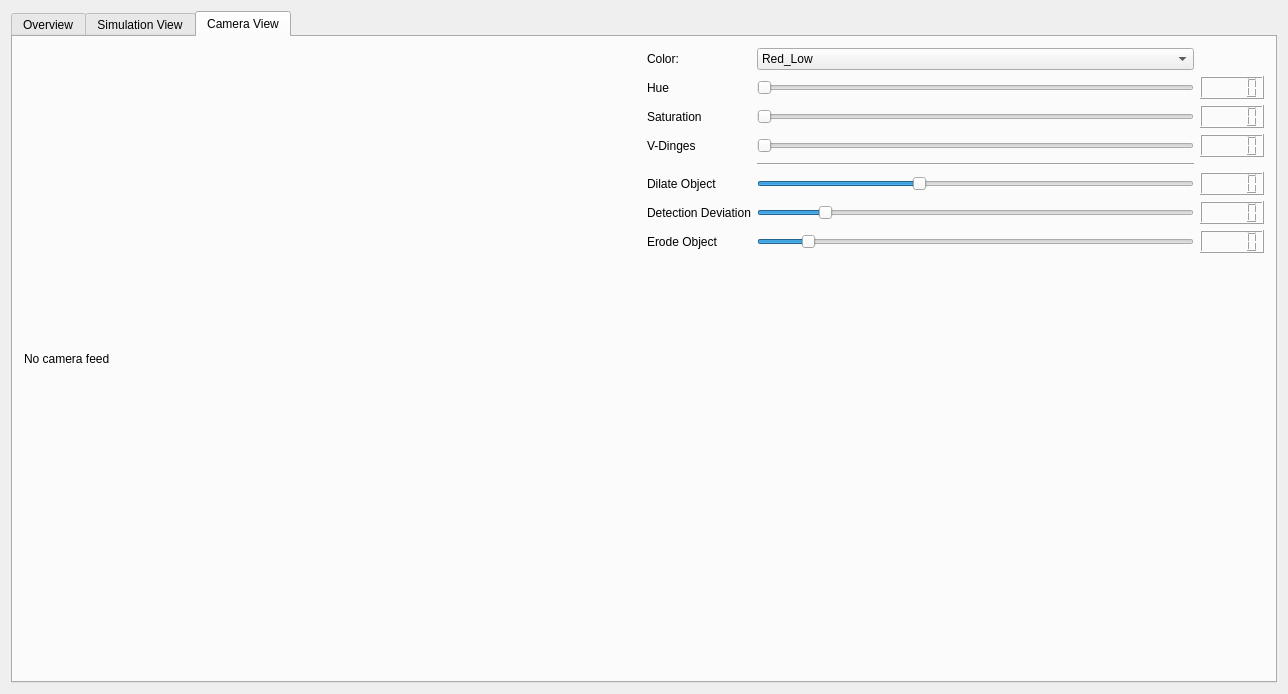
The window that Server-application/user_interface/mainwindow.ui (RemcoMusic/Server-application) describes before a commit, drawn with Qt 5.
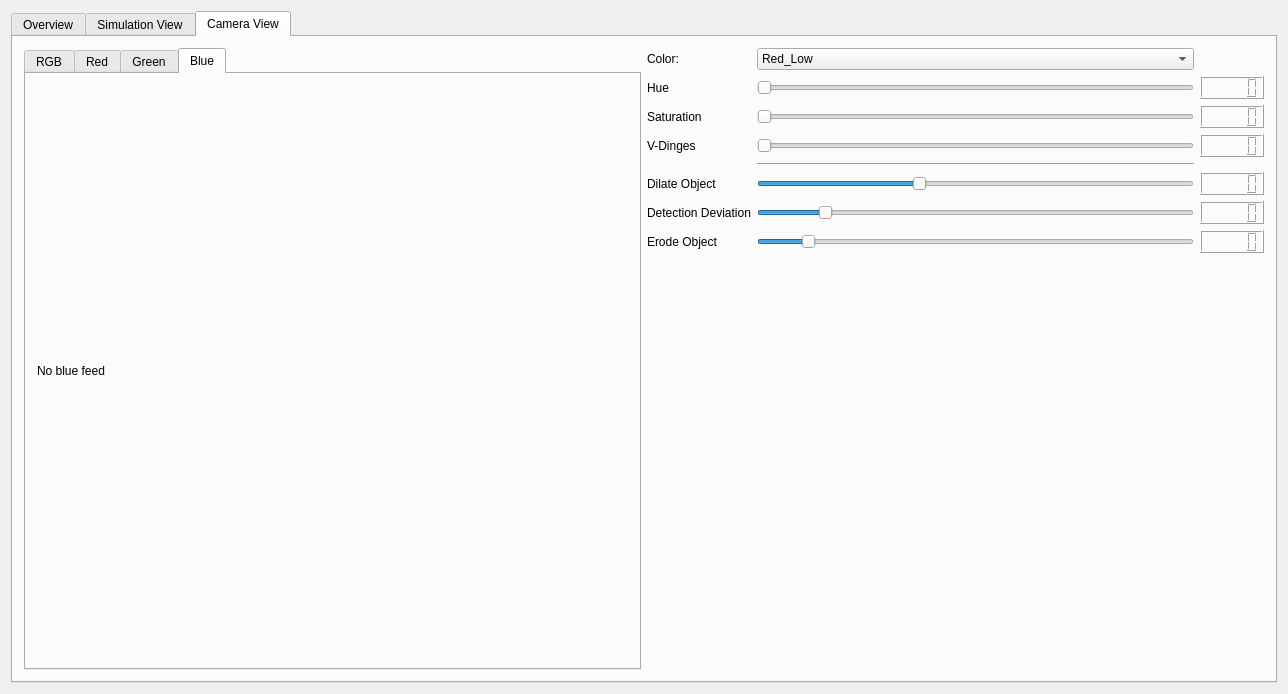
The same window after the commit. The open tabs and pages were chosen to show the change.

Commit message: r g and b filter images in gui

What changed in the file:
```diff
--- a/Server-application/user_interface/mainwindow.ui
+++ b/Server-application/user_interface/mainwindow.ui
@@ -137,6 +137,16 @@
        </attribute>
        <layout class="QHBoxLayout" name="horizontalLayout_3">
         <item>
+         <widget class="QTabWidget" name="tabWidget_2">
+          <property name="currentIndex">
+           <number>3</number>
+          </property>
+          <widget class="QWidget" name="tab_4">
+           <attribute name="title">
+            <string>RGB</string>
+           </attribute>
+           <layout class="QVBoxLayout" name="verticalLayout_7">
+            <item>
          <widget class="QLabel" name="cameraFeedLabel_Large">
           <property name="sizePolicy">
            <sizepolicy hsizetype="Expanding" vsizetype="Preferred">
@@ -147,6 +157,52 @@
           <property name="text">
            <string>No camera feed</string>
           </property>
+             </widget>
+            </item>
+           </layout>
+          </widget>
+          <widget class="QWidget" name="tab_5">
+           <attribute name="title">
+            <string>Red</string>
+           </attribute>
+           <layout class="QVBoxLayout" name="verticalLayout_8">
+            <item>
+             <widget class="QLabel" name="cameraRedFeed">
+              <property name="text">
+               <string>no red feed</string>
+              </property>
+             </widget>
+            </item>
+           </layout>
+          </widget>
+          <widget class="QWidget" name="tab_6">
+           <attribute name="title">
+            <string>Green</string>
+           </attribute>
+           <layout class="QVBoxLayout" name="verticalLayout_9">
+            <item>
+             <widget class="QLabel" name="cameraGreenFeed">
+              <property name="text">
+               <string>No green feed</string>
+              </property>
+             </widget>
+            </item>
+           </layout>
+          </widget>
+          <widget class="QWidget" name="tab_7">
+           <attribute name="title">
+            <string>Blue</string>
+           </attribute>
+           <layout class="QVBoxLayout" name="verticalLayout_10">
+            <item>
+             <widget class="QLabel" name="cameraBlueFeed">
+              <property name="text">
+               <string>No blue feed</string>
+              </property>
+             </widget>
+            </item>
+           </layout>
+          </widget>
          </widget>
         </item>
         <item>
```
Left out of the diff: 2 changed lines with no effect on the pictures. Lines whose indentation alone changed are shown as unchanged. The commit also changes 2 other files.
